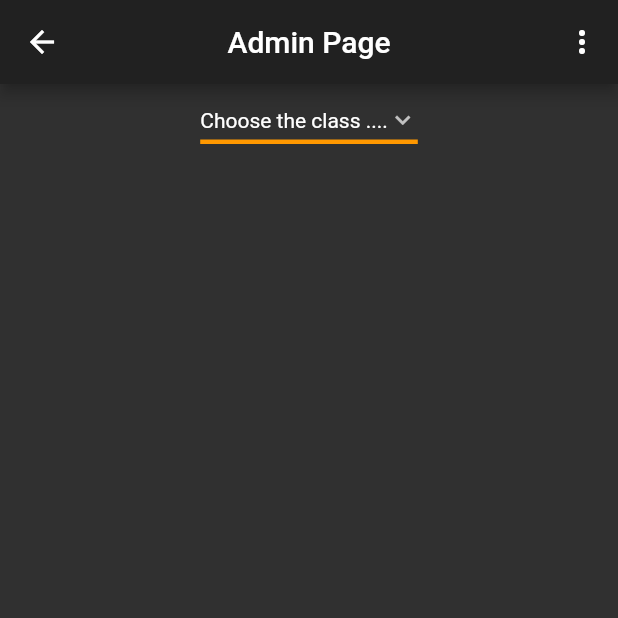
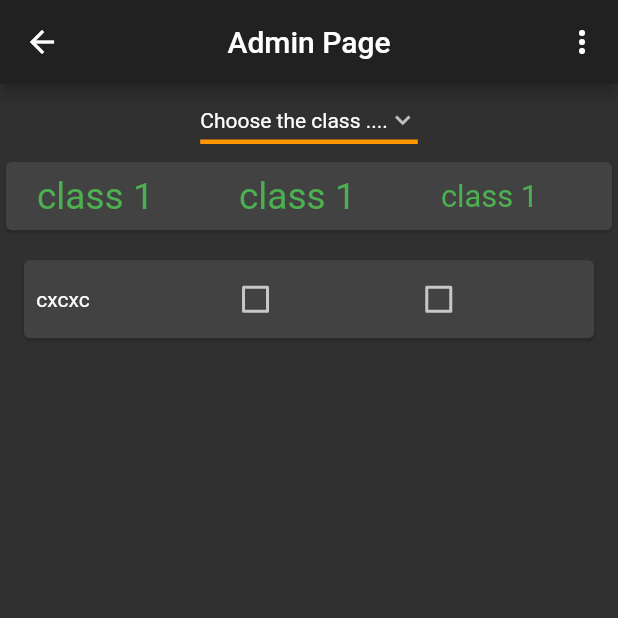
Before and after one commit to Abanoub-Samy/ManageEverything_Flutter, a Flutter app: the Admin screen opened by its route, on a phone screen of 412 x 824 dp, the top half of it. Run offline on Flutter 3.47's test engine with Material 2 defaults, Android fonts, the phone set to English and light mode, and no system bars; our stand-ins replace moor_flutter; generated files the repository leaves out were written again.

```diff
--- a/lib/admin.dart
+++ b/lib/admin.dart
@@ -2,8 +2,7 @@ import 'package:flutter/cupertino.dart';
 import 'package:flutter/material.dart';
 import 'package:manage_everything/constans.dart';
 import 'package:manage_everything/responsive.dart';
-
-import 'widgets/padding_text_field.dart';
+import 'package:manage_everything/widgets/padding_text_field.dart';
 
 class Admin extends StatefulWidget {
   @override
@@ -11,6 +10,7 @@ class Admin extends StatefulWidget {
 }
 
 String dropdownValue = 'Choose the class ....';
+bool checkValue = false;
 
 class _MyAdmin extends State<Admin> {
   Responsive responsive = new Responsive();
@@ -85,14 +85,91 @@ class _MyAdmin extends State<Admin> {
                   )
                 ],
               ),
+              Card(
+                child: Row(children: [
+                  Expanded(
+                    child: Padding_TextField(
+                        child: Text(
+                      Constans.classes.elementAt(0),
+                      style: TextStyle(
+                          fontSize: responsive.width(6, context),
+                          color: Colors.green),
+                    )),
+                  ),
+                  Expanded(
+                    child: Padding_TextField(
+                        child: Text(
+                      Constans.classes.elementAt(0),
+                      style: TextStyle(
+                          fontSize: responsive.width(6, context),
+                          color: Colors.green),
+                    )),
+                  ),
+                  Expanded(
+                    child: Padding_TextField(
+                        child: Text(
+                      Constans.classes.elementAt(0),
+                      style: TextStyle(
+                          fontSize: responsive.width(5, context),
+                          color: Colors.green),
+                    )),
+                  ),
+                ]),
+              ),
               Expanded(
                 child: Padding(
                   padding: EdgeInsets.all(6.0),
-                  child: ListView(
-                    children: <Widget>[],
+                  child: ListView.builder(
+                    itemBuilder: (context, position) {
+                      return Card(
+                          margin: EdgeInsets.all(10),
+                          child: Row(
+                            children: [
+                              Padding(
+                                padding: EdgeInsets.fromLTRB(
+                                    responsive.width(2, context),
+                                    2,
+                                    responsive.width(2, context),
+                                    2),
+                                child: Text('cxcxc'),
+                              ),
+                              Padding(
+                                padding: EdgeInsets.fromLTRB(
+                                    responsive.width(19, context),
+                                    2,
+                                    responsive.width(2, context),
+                                    2),
+                                child: Checkbox(
+                                  value: checkValue,
+                                  onChanged: (bool value) {
+                                    setState(() {
+                                      checkValue = value;
+                                    });
+                                  },
+                                ),
+                              ),
+                              Padding(
+                                padding: EdgeInsets.fromLTRB(
+                                    responsive.width(16, context),
+                                    2,
+                                    responsive.width(2, context),
+                                    2),
+                                child: Checkbox(
+                                  value: checkValue,
+                                  onChanged: (bool value) {
+                                    setState(() {
+                                      checkValue = value;
+                                    });
+                                  },
+                                ),
+                              ),
+                            ],
+                          ));
+                    },
+                    itemCount: 1,
                   ),
                 ),
-              )
+              ),
             ],
           ),
         ),
--- a/lib/constans.dart
+++ b/lib/constans.dart
@@ -33,5 +33,11 @@ class Constans {
     settings,
     signOut
   ];
+  static const List<String> classes = <String>[
+    'class 1',
+    'class 2',
+    'class 3',
+    'class 4'
+  ];
   static const double Circle_Avatar_Radius = 20;
 }
--- a/lib/widgets/padding_text_field.dart
+++ b/lib/widgets/padding_text_field.dart
@@ -1,5 +1,4 @@
 import 'package:flutter/material.dart';
-
 import '../add_user.dart';
 
 // ignore: camel_case_types
@@ -7,7 +6,7 @@ class Padding_TextField extends StatelessWidget {
   final Widget child;
 
   const Padding_TextField({
-    this.child,
+    @required this.child,
   });
 
   @override
```
Also changed, not shown: lib/data/moor_database.dart (added, +51 -0 lines), pubspec.yaml (+7 -0 lines), pubspec.lock.
